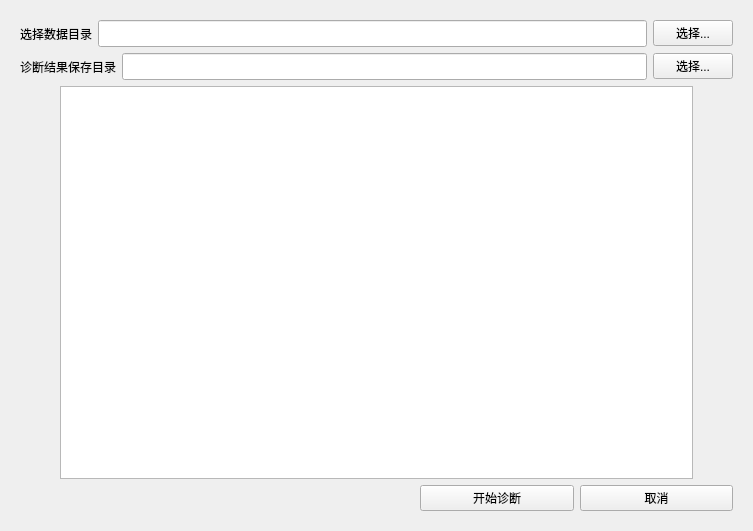
Before: the Qt Designer form OpenCOVID_Detecter/CT_Detect/Batch/Batch_GUI.ui in weixr18/OCD_Slicer_Plugin, drawn with Qt 5.
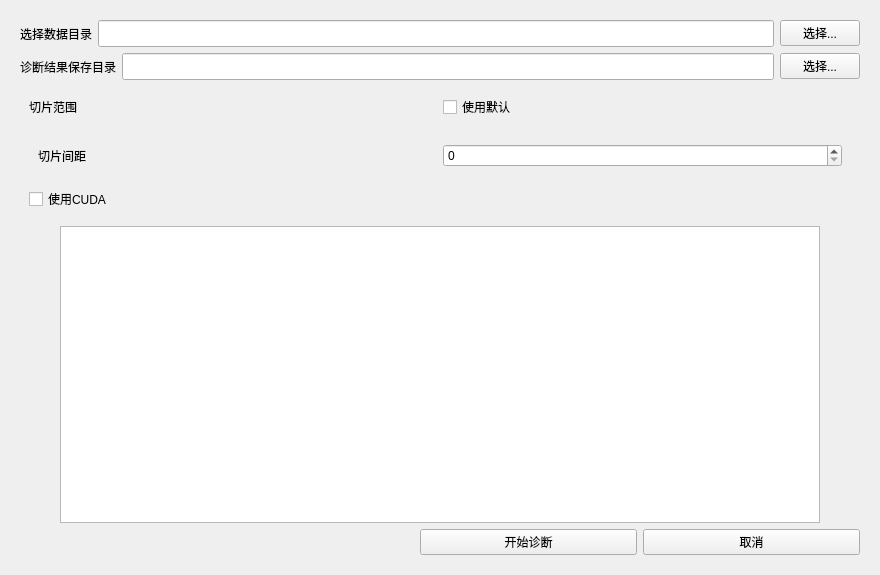
After: the same form once the commit is applied. Custom widgets are drawn as their Qt base class.

The edit to the form file:
```diff
--- a/OpenCOVID_Detecter/CT_Detect/Batch/Batch_GUI.ui
+++ b/OpenCOVID_Detecter/CT_Detect/Batch/Batch_GUI.ui
@@ -6,8 +6,8 @@
    <rect>
     <x>0</x>
     <y>0</y>
-    <width>753</width>
-    <height>531</height>
+    <width>880</width>
+    <height>575</height>
    </rect>
   </property>
   <property name="windowTitle">
@@ -83,6 +83,66 @@
         </item>
        </layout>
       </item>
+      <item>
+       <widget class="QWidget" name="slicing" native="true">
+        <layout class="QVBoxLayout" name="verticalLayout_2">
+         <item>
+          <layout class="QHBoxLayout" name="horizontalLayout_2">
+           <item>
+            <widget class="QLabel" name="label_3">
+             <property name="text">
+              <string>切片范围</string>
+             </property>
+            </widget>
+           </item>
+           <item>
+            <widget class="QCheckBox" name="checkBox_2">
+             <property name="text">
+              <string>使用默认</string>
+             </property>
+            </widget>
+           </item>
+          </layout>
+         </item>
+         <item>
+          <widget class="qMRMLRangeWidget" name="sliceRange">
+           <property name="maximumValue">
+            <double>99.000000000000000</double>
+           </property>
+          </widget>
+         </item>
+         <item>
+          <widget class="QWidget" name="spacing" native="true">
+           <property name="minimumSize">
+            <size>
+             <width>0</width>
+             <height>50</height>
+            </size>
+           </property>
+           <layout class="QHBoxLayout" name="horizontalLayout_7">
+            <item>
+             <widget class="QLabel" name="label_4">
+              <property name="text">
+               <string>切片间距</string>
+              </property>
+             </widget>
+            </item>
+            <item>
+             <widget class="QSpinBox" name="spacingBox"/>
+            </item>
+           </layout>
+          </widget>
+         </item>
+         <item>
+          <widget class="QCheckBox" name="checkBox">
+           <property name="text">
+            <string>使用CUDA</string>
+           </property>
+          </widget>
+         </item>
+        </layout>
+       </widget>
+      </item>
       <item>
        <layout class="QHBoxLayout" name="b3">
         <item>
@@ -172,6 +232,18 @@
   <zorder>label</zorder>
   <zorder>main</zorder>
  </widget>
+ <customwidgets>
+  <customwidget>
+   <class>ctkRangeWidget</class>
+   <extends>QWidget</extends>
+   <header>ctkRangeWidget.h</header>
+  </customwidget>
+  <customwidget>
+   <class>qMRMLRangeWidget</class>
+   <extends>ctkRangeWidget</extends>
+   <header>qMRMLRangeWidget.h</header>
+  </customwidget>
+ </customwidgets>
  <resources/>
  <connections/>
 </ui>
```
Left out of the diff: 4 changed lines with no effect on the pictures.
